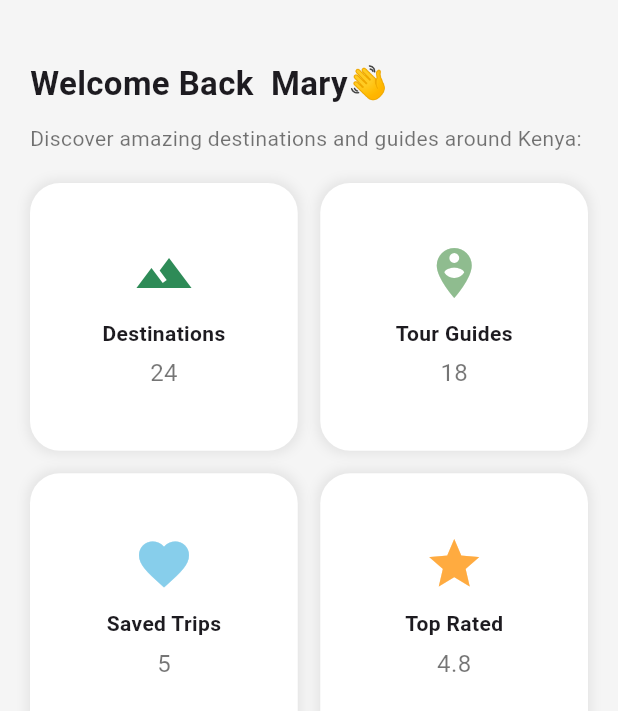
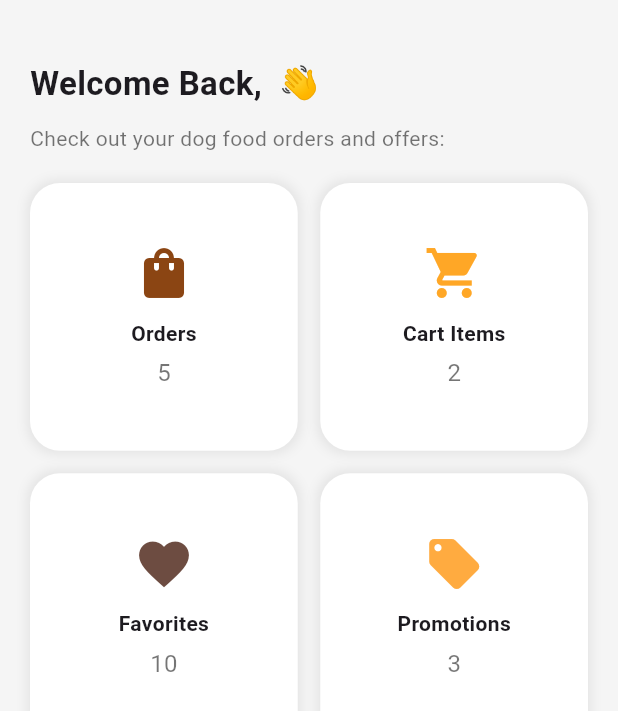
Before and after one commit to MarionOwino-ds/flutter_application_1, a Flutter app: the Dashboard screen opened directly, on a phone screen of 412 x 824 dp. Shown: the top 711 px of the screen. Run offline on Flutter 3.47's test engine with Material 3 defaults, Android fonts, the phone set to English and light mode, and no system bars; our stand-ins replace curved_navigation_bar, get, get_storage; accounts and stored records are empty; network calls fail.

Commit message:
Paws & treats

```diff
--- a/lib/configs/colours.dart
+++ b/lib/configs/colours.dart
@@ -1,5 +1,5 @@
 import 'package:flutter/material.dart';
 
-Color primaryColor = const Color(0xFF2E8B57);
-Color secondaryColor = const Color(0xFF8FBC8F);
-Color tertiaryColor = const Color(0xFF87CEEB);
+Color primaryColor = Color(0xFF8B4513);
+Color secondaryColor = Color(0xFFFFA726);
+Color tertiaryColor = Color(0xFF6D4C41);
--- a/lib/views/screens/dashboard.dart
+++ b/lib/views/screens/dashboard.dart
@@ -9,21 +9,23 @@ class Dashboard extends StatelessWidget {
 
   @override
   Widget build(BuildContext context) {
+    var username = store.read("username") ?? "Guest";
+
     return Scaffold(
       backgroundColor: Colors.grey[100],
       body: Padding(
-        padding: const EdgeInsets.all(20.0),
+        padding: const EdgeInsets.all(20),
         child: Column(
           crossAxisAlignment: CrossAxisAlignment.start,
           children: [
             const SizedBox(height: 20),
-            const Text(
-              "Welcome Back  Mary👋",
-              style: TextStyle(fontSize: 22, fontWeight: FontWeight.bold),
+            Text(
+              "Welcome Back, $username 👋",
+              style: const TextStyle(fontSize: 22, fontWeight: FontWeight.bold),
             ),
             const SizedBox(height: 10),
             const Text(
-              "Discover amazing destinations and guides around Kenya:",
+              "Check out your dog food orders and offers:",
               style: TextStyle(color: Colors.black54),
             ),
             const SizedBox(height: 20),
@@ -33,10 +35,10 @@ class Dashboard extends StatelessWidget {
                 crossAxisSpacing: 15,
                 mainAxisSpacing: 15,
                 children: [
-                  _buildCard(Icons.landscape, "Destinations", "24", primaryColor),
-                  _buildCard(Icons.person_pin_circle, "Tour Guides", "18", secondaryColor),
-                  _buildCard(Icons.favorite, "Saved Trips", "5", tertiaryColor),
-                  _buildCard(Icons.star, "Top Rated", "4.8", Colors.orangeAccent),
+                  _buildCard(Icons.shopping_bag, "Orders", "5", primaryColor),
+                  _buildCard(Icons.shopping_cart, "Cart Items", "2", secondaryColor),
+                  _buildCard(Icons.favorite, "Favorites", "10", tertiaryColor),
+                  _buildCard(Icons.local_offer, "Promotions", "3", Colors.orangeAccent),
                 ],
               ),
             ),
--- /dev/null
+++ b/lib/views/screens/food.dart
@@ -0,0 +1,69 @@
+import 'package:flutter/material.dart';
+
+class DogFoodPage extends StatelessWidget {
+  const DogFoodPage({super.key});
+
+  @override
+  Widget build(BuildContext context) {
+    final dogFoods = [
+      {
+        "name": "Royal Canin Puppy",
+        "price": 2500,
+        "image": "https://cdn.pixabay.com/photo/2016/03/27/07/08/dog-1284302_1280.jpg"
+      },
+      {
+        "name": "Pedigree Adult",
+        "price": 1800,
+        "image": "https://cdn.pixabay.com/photo/2017/09/25/13/12/bowl-2786491_1280.jpg"
+      },
+      {
+        "name": "Whiskas Dog Treats",
+        "price": 900,
+        "image": "https://cdn.pixabay.com/photo/2016/11/29/03/04/dog-1861831_1280.jpg"
+      },
+      {
+        "name": "Orijen Adult Dog Food",
+        "price": 3500,
+        "image": "https://cdn.pixabay.com/photo/2014/04/10/11/29/dog-food-320077_1280.jpg"
+      },
+    ];
+
+    return Scaffold(
+      appBar: AppBar(
+        title: const Text("Dog Food Products"),
+        backgroundColor: Colors.blue,
+        foregroundColor: Colors.white,
+      ),
+      body: ListView.builder(
+        itemCount: dogFoods.length,
+        itemBuilder: (context, index) {
+          final food = dogFoods[index];
+          final name = food["name"] as String;
+          final price = food["price"] as int;
+          final image = food["image"] as String;
+
+          return Card(
+            margin: const EdgeInsets.symmetric(horizontal: 15, vertical: 10),
+            child: ListTile(
+              leading: ClipRRect(
+                borderRadius: BorderRadius.circular(8),
+                child: Image.network(
+                  image,
+                  width: 60,
+                  height: 60,
+                  fit: BoxFit.cover,
+                  errorBuilder: (context, error, stackTrace) {
+                    return const Icon(Icons.broken_image, size: 60);
+                  },
+                ),
+              ),
+              title: Text(name),
+              subtitle: Text("KES $price"),
+              trailing: const Icon(Icons.add_shopping_cart),
+            ),
+          );
+        },
+      ),
+    );
+  }
+}
```
Also changed, not shown: lib/main.dart (+16 -2 lines), lib/views/screens/homescreen.dart (+4 -4 lines), lib/views/screens/login_screen.dart (+11 -10 lines), lib/views/screens/profiles.dart (+23 -58 lines), lib/views/screens/settings.dart (+8 -1 lines), lib/views/screens/signup_screen.dart (+21 -21 lines), lib/views/screens/sites.dart (deleted, +0 -41 lines).
